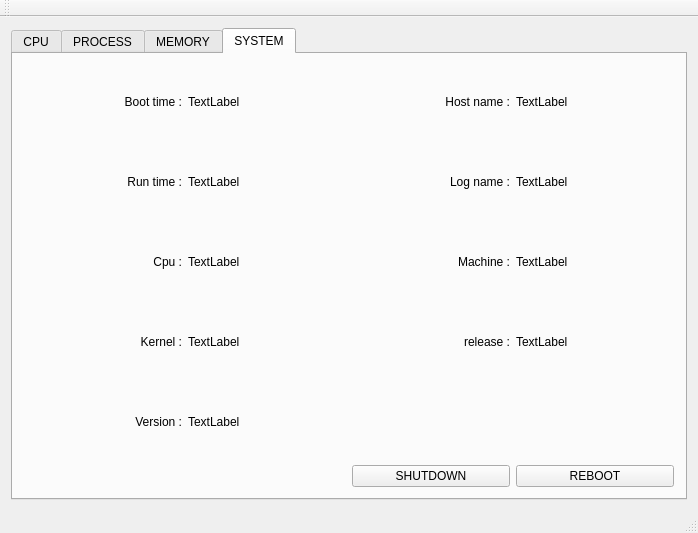
The window that phase4/task_management/mainwindow.ui (ganpengpeng/os) describes before a commit, drawn with Qt 5.
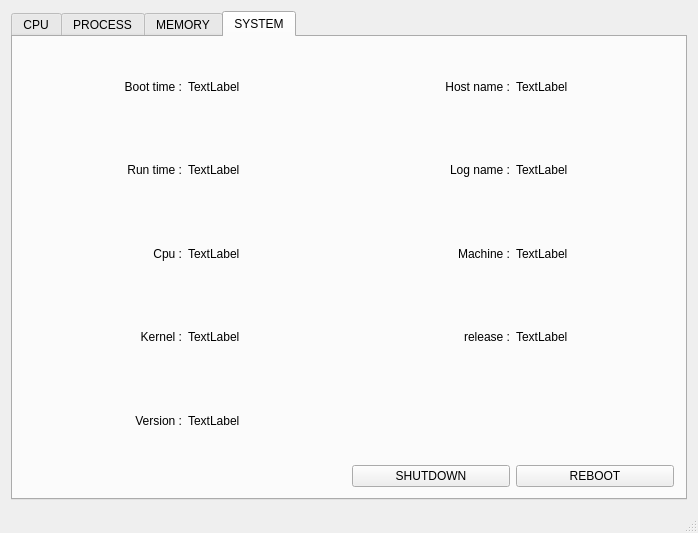
The same window after the commit. The open tabs and pages were chosen to show the change.

What changed in the file:
```diff
--- a/phase4/task_management/mainwindow.ui
+++ b/phase4/task_management/mainwindow.ui
@@ -701,17 +701,6 @@
    </layout>
   </widget>
   <widget class="QStatusBar" name="statusBar"/>
-  <widget class="QToolBar" name="toolBar">
-   <property name="windowTitle">
-    <string>toolBar</string>
-   </property>
-   <attribute name="toolBarArea">
-    <enum>TopToolBarArea</enum>
-   </attribute>
-   <attribute name="toolBarBreak">
-    <bool>false</bool>
-   </attribute>
-  </widget>
  </widget>
  <layoutdefault spacing="6" margin="11"/>
  <resources/>
```
Left out of the diff: 2 changed lines with no effect on the pictures.
